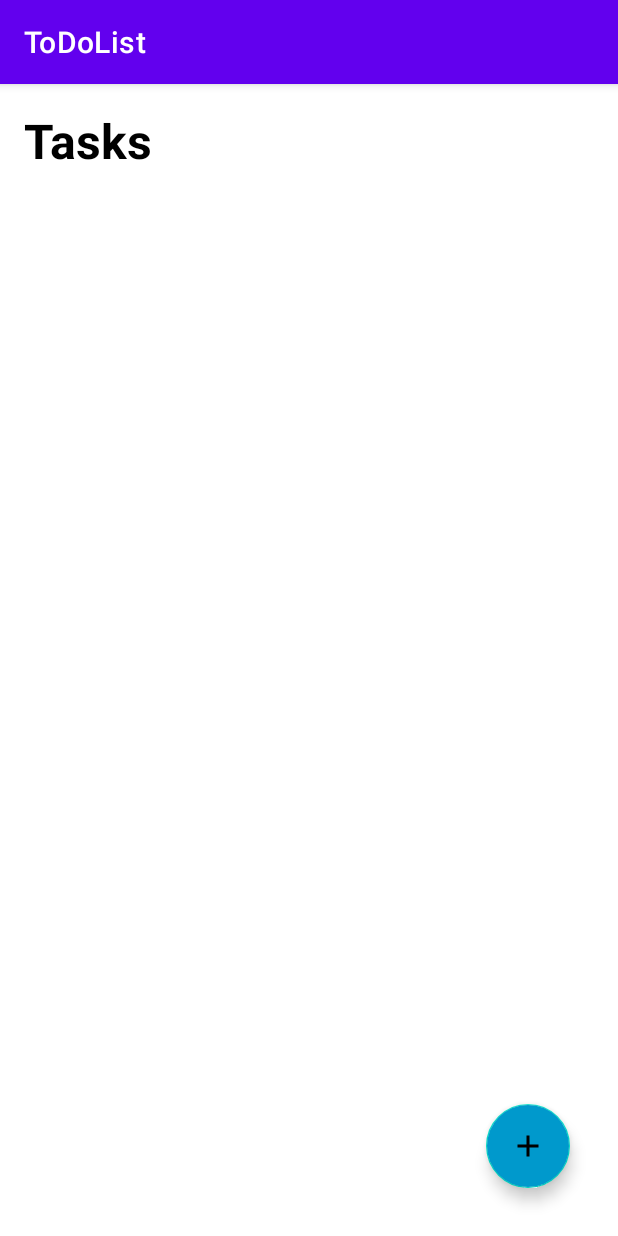
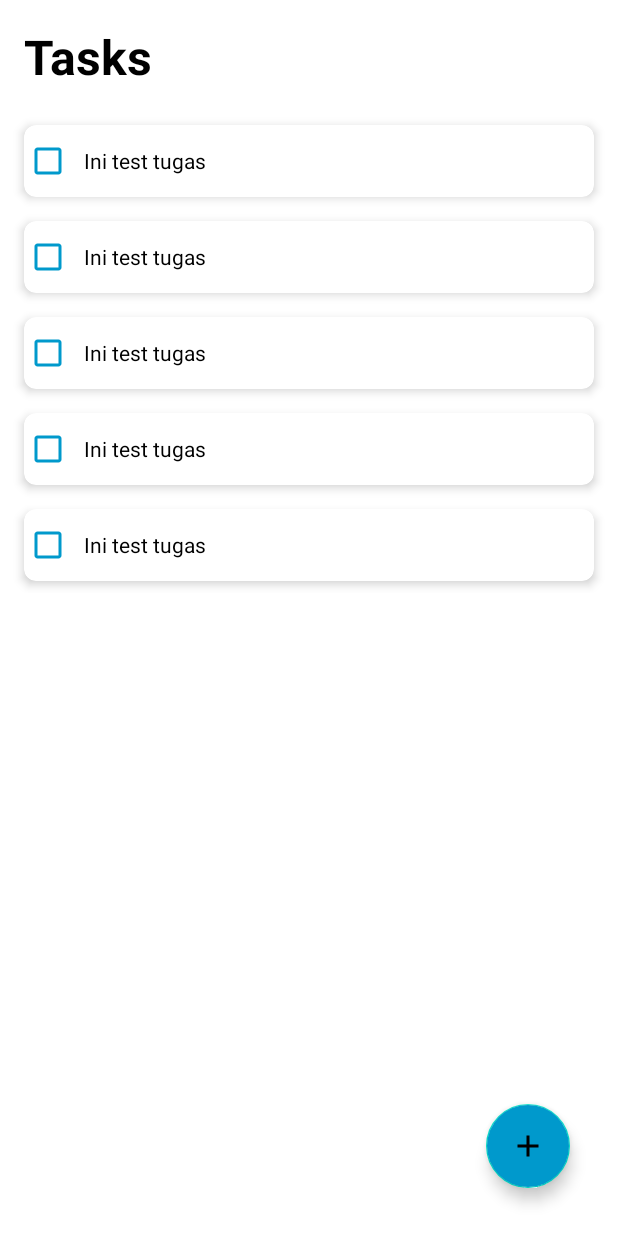
Before and after one commit to aldididi/UASAndroid, an Android app: the screen it shows after launch (MainActivity), on a phone screen of 412 x 824 dp. Run offline under Robolectric (Android 15) with nearby library versions, the phone set to English and light mode, and no system bars.

Commit message:
adding tasks, todo model and adapter

```diff
--- a/app/src/main/AndroidManifest.xml
+++ b/app/src/main/AndroidManifest.xml
@@ -16,13 +16,7 @@
                 <category android:name="android.intent.category.LAUNCHER" />
             </intent-filter>
         </activity>
-        <activity android:name=".MainActivity">
-            <intent-filter>
-                <action android:name="android.intent.action.MAIN" />
-
-                <category android:name="android.intent.category.LAUNCHER" />
-            </intent-filter>
-        </activity>
+        <activity android:name=".MainActivity"/>
     </application>
 
 </manifest>
--- /dev/null
+++ b/app/src/main/java/com/uas/todolist/Adapter/ToDoAdapter.java
@@ -0,0 +1,57 @@
+package com.uas.todolist.Adapter;
+
+import android.view.LayoutInflater;
+import android.view.View;
+import android.view.ViewGroup;
+import android.widget.CheckBox;
+
+import androidx.recyclerview.widget.RecyclerView;
+
+import com.uas.todolist.MainActivity;
+import com.uas.todolist.Model.ToDoModel;
+import com.uas.todolist.R;
+
+import java.util.List;
+
+public class ToDoAdapter extends RecyclerView.Adapter<ToDoAdapter.ViewHolder> {
+    private List<ToDoModel> todoList;
+    private MainActivity activity;
+
+    public ToDoAdapter(MainActivity activity){
+        this.activity = activity;
+    }
+
+    public ViewHolder onCreateViewHolder(ViewGroup parent, int viewType){
+        View itemView = LayoutInflater.from(parent.getContext() )
+                .inflate(R.layout.task_layout, parent, false);
+        return new ViewHolder(itemView);
+    }
+
+    public void onBindViewHolder(ViewHolder holder, int position){
+        ToDoModel item = todoList.get(position);
+        holder.task.setText(item.getTask());
+        holder.task.setChecked(toBoolean( item.getStatus()) );
+    }
+
+    public int getItemCount(){
+        return todoList.size();
+    }
+
+    private boolean toBoolean(int n){
+        return n!=0;
+    }
+
+    public void setTasks(List<ToDoModel> todoList){
+        this.todoList = todoList;
+        notifyDataSetChanged();
+    }
+
+    public static class ViewHolder extends RecyclerView.ViewHolder{
+        CheckBox task;
+        ViewHolder(View view){
+            super((view));
+            task = view.findViewById(R.id.todoCheckBox);
+        }
+
+    }
+}
--- a/app/src/main/java/com/uas/todolist/MainActivity.java
+++ b/app/src/main/java/com/uas/todolist/MainActivity.java
@@ -1,14 +1,49 @@
 package com.uas.todolist;
 
 import androidx.appcompat.app.AppCompatActivity;
+import androidx.recyclerview.widget.LinearLayoutManager;
+import androidx.recyclerview.widget.RecyclerView;
 
 import android.os.Bundle;
 
+import com.uas.todolist.Adapter.ToDoAdapter;
+import com.uas.todolist.Model.ToDoModel;
+
+import java.util.ArrayList;
+import java.util.List;
+
 public class MainActivity extends AppCompatActivity {
+
+    private RecyclerView tasksRecyclerView;
+    private ToDoAdapter tasksAdapter;
+
+    private List<ToDoModel>taskList;
 
     @Override
     protected void onCreate(Bundle savedInstanceState) {
         super.onCreate(savedInstanceState);
         setContentView(R.layout.activity_main);
+        getSupportActionBar().hide();
+
+        taskList = new ArrayList<>();
+
+        tasksRecyclerView = findViewById(R.id.tasksRecyclerView);
+        tasksRecyclerView.setLayoutManager(new LinearLayoutManager(this));
+
+        tasksAdapter = new ToDoAdapter(this);
+        tasksRecyclerView.setAdapter(tasksAdapter);
+        ToDoModel task = new ToDoModel();
+        task.setTask("Ini test tugas");
+        task.setStatus(0);
+
+        task.setId(1);
+
+        taskList.add(task);
+        taskList.add(task);
+        taskList.add(task);
+        taskList.add(task);
+        taskList.add(task);
+
+        tasksAdapter.setTasks(taskList);
     }
 }
--- /dev/null
+++ b/app/src/main/java/com/uas/todolist/Model/ToDoModel.java
@@ -0,0 +1,30 @@
+package com.uas.todolist.Model;
+
+public class ToDoModel {
+    private int id, status;
+    private String task;
+
+    public int getId() {
+        return id;
+    }
+
+    public void setId(int id) {
+        this.id = id;
+    }
+
+    public int getStatus() {
+        return status;
+    }
+
+    public void setStatus(int status) {
+        this.status = status;
+    }
+
+    public String getTask() {
+        return task;
+    }
+
+    public void setTask(String task) {
+        this.task = task;
+    }
+}
--- a/app/src/main/java/com/uas/todolist/SplashScreenAct.java
+++ b/app/src/main/java/com/uas/todolist/SplashScreenAct.java
@@ -2,7 +2,9 @@ package com.uas.todolist;
 
 import androidx.appcompat.app.AppCompatActivity;
 
+import android.content.Intent;
 import android.os.Bundle;
+import android.os.Handler;
 
 public class SplashScreenAct extends AppCompatActivity {
 
@@ -10,5 +12,15 @@ public class SplashScreenAct extends AppCompatActivity {
     protected void onCreate(Bundle savedInstanceState) {
         super.onCreate(savedInstanceState);
         setContentView(R.layout.activity_splash_screen);
+        getSupportActionBar().hide();
+
+        final Intent i = new Intent(SplashScreenAct.this, MainActivity.class);
+    new Handler().postDelayed(new Runnable() {
+        @Override
+        public void run() {
+            startActivity(i);
+            finish();
+        }
+    }, 100);
     }
 }
--- /dev/null
+++ b/app/src/main/res/values/styles.xml
@@ -0,0 +1,8 @@
+<?xml version="1.0" encoding="utf-8"?>
+<resources>
+    <style name="AppTheme" parent="Theme.AppCompat.Light.DarkActionBar">
+        <item name="colorPrimary">@android:color/holo_blue_dark</item>
+        <item name="colorPrimaryDark">@android:color/holo_blue_dark</item>
+        <item name="colorAccent">@android:color/holo_blue_dark</item>
+    </style>
+</resources>
```
